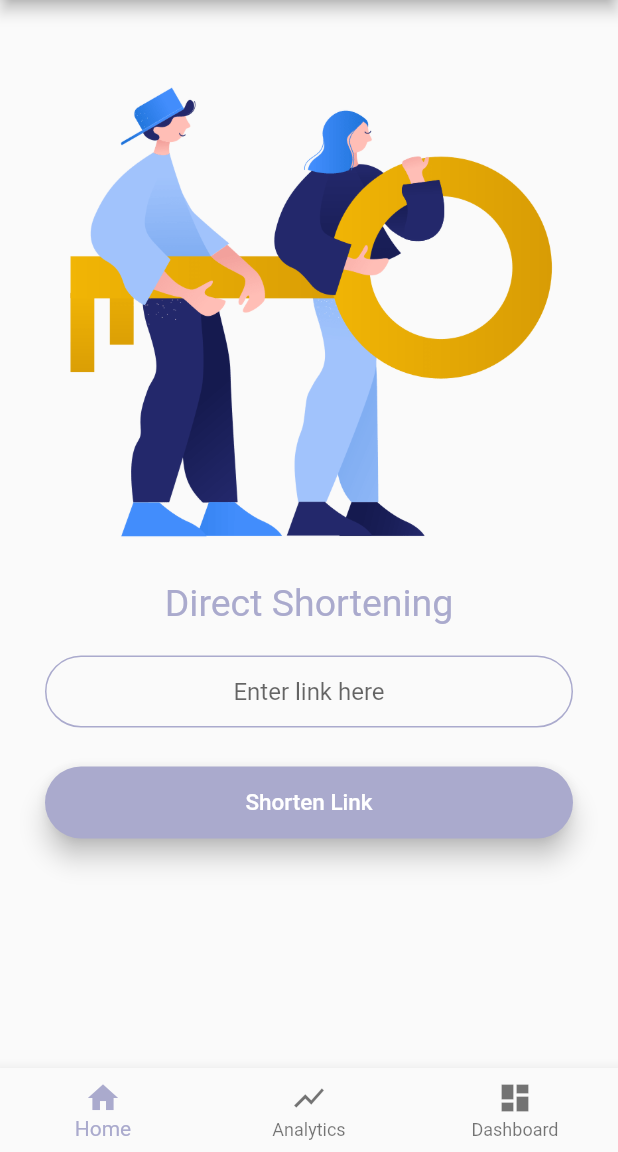
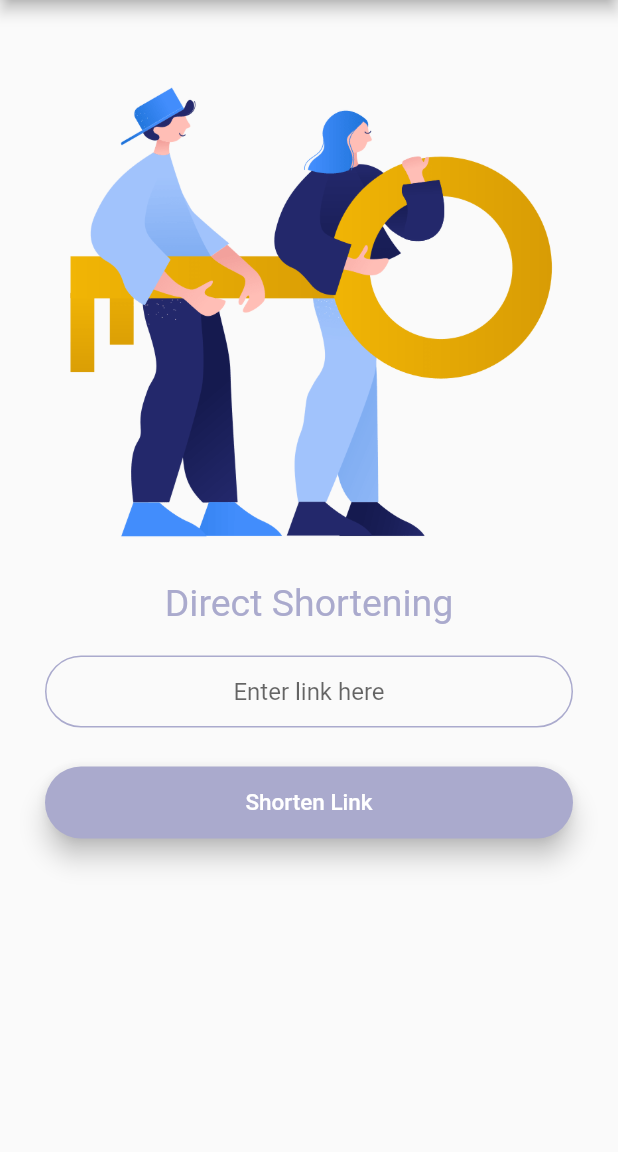
Before and after one commit to hygertai/kisa.co, a Flutter app: the DirectShortScreen screen opened by its route, on a phone screen of 412 x 824 dp, the part 84-1236 px from its top. Run offline on Flutter 3.47's test engine with Material 2 defaults, Android fonts, the phone set to English and light mode, and no system bars; our stand-ins replace modal_progress_hud, syncfusion_flutter_charts; missing offline and left inert: flutter_beautiful_popup.

Commit message:
removed bottomNavBar in direct short link generation screen

```diff
--- a/kisa_co/lib/screens/directShort_screen.dart
+++ b/kisa_co/lib/screens/directShort_screen.dart
@@ -92,53 +92,6 @@ class _DirectShortScreenState extends State<DirectShortScreen> {
           ),
         ),
       ),
-      bottomNavigationBar: BottomNavigationBar(
-        currentIndex: 0,
-        fixedColor: kLightPurpleColor,
-        items: [
-          BottomNavigationBarItem(
-            title: Text("Home"),
-            icon: Icon(Icons.home),
-          ),
-          BottomNavigationBarItem(
-            title: Text("Analytics"),
-            icon: Icon(Icons.show_chart),
-          ),
-          BottomNavigationBarItem(
-            title: Text("Dashboard"),
-            icon: Icon(Icons.dashboard),
-          ),
-        ],
-        onTap: (int index) {
-          setState(() {
-            switch (index) {
-              case 0:
-                {
-                  // Navigate to Dashboard
-                  Navigator.pushNamed(context, WelcomeScreen.id);
-                }
-                break;
-              case 1:
-                {
-                  // Navigate to Archived List
-                  Navigator.pushNamed(context, AnalyticsScreen.id);
-                }
-                break;
-              case 2:
-                {
-                  // Map
-                  Navigator.pushNamed(context, DashboardScreen.id);
-                }
-                break;
-              default:
-                {
-                  Navigator.pushNamed(context, WelcomeScreen.id);
-                }
-                break;
-            }
-          });
-        },
-      ),
     );
   }
 }
```
